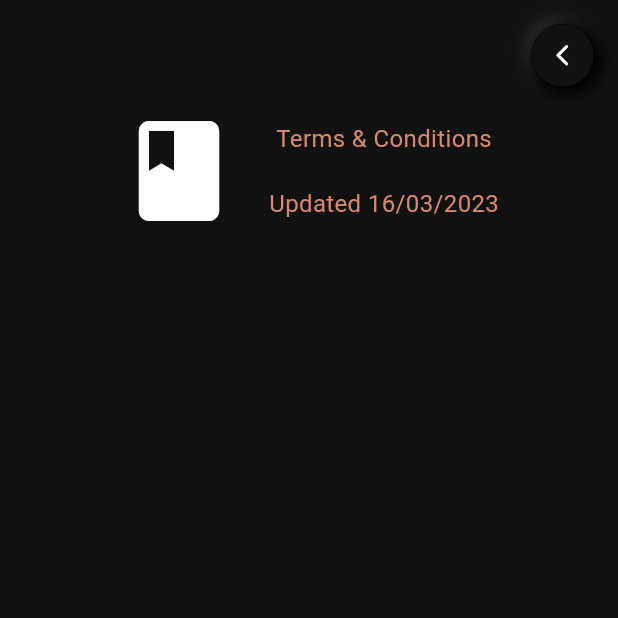
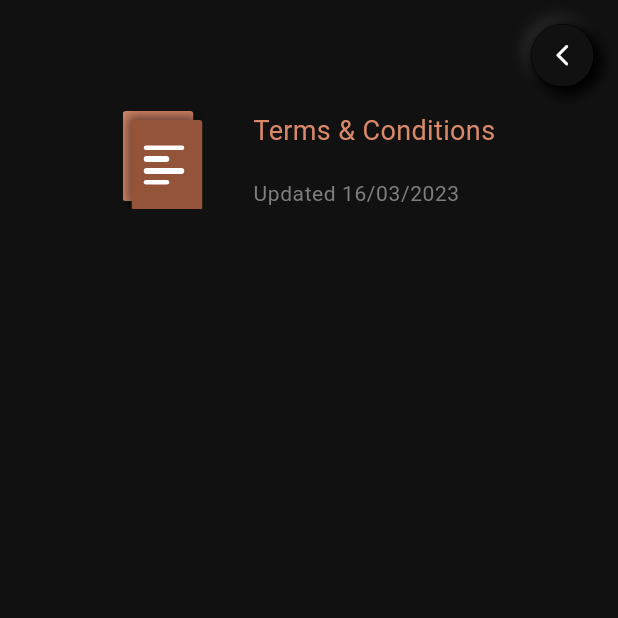
Before and after one commit to tikeshsahu/yuktidea, a Flutter app: the TermsConditions screen opened by its route, on a phone screen of 412 x 824 dp, the top half of it. Run offline on Flutter 3.47's test engine with Material 3 defaults, Android fonts, the phone set to English and light mode, and no system bars; drawn by our look-alikes of flutter_html; our stand-ins replace dio, flutter_svg, get, get_storage, pinput; accounts and stored records are empty; network calls fail; Roboto replaces fonts that are missing (Quicksand).

Commit message:
Minor font changes

```diff
--- a/lib/modules/onboarding/onboarding_controller.dart
+++ b/lib/modules/onboarding/onboarding_controller.dart
@@ -40,10 +40,7 @@ class OnboardingController extends GetxController {
       _countriesData.assignAll(response["data"]["countries"]);
       updateIsLoading(false);
     } catch (e) {
-      CustomSnackBar.showErrorSnackBar(
-        title: AppConstants.error,
-        message: AppConstants.somethingWentWrong,
-      );
+      if (kDebugMode) print(e);
       updateIsLoading(false);
     }
   }
--- a/lib/modules/startup/widgets/terms_conditions.dart
+++ b/lib/modules/startup/widgets/terms_conditions.dart
@@ -12,6 +12,7 @@ class TermsConditions extends StatelessWidget {
   @override
   Widget build(BuildContext context) {
     final controller = Get.find<StartupController>();
+    final TextTheme textTheme = Theme.of(context).textTheme;
     return Scaffold(
       backgroundColor: AppTheme.myColorScheme.secondary,
       body: SafeArea(
@@ -28,27 +29,122 @@ class TermsConditions extends StatelessWidget {
                   ],
                 ),
                 const SizedBox(height: AppDimension.normalPadding),
-                const Row(
+                Row(
                   mainAxisAlignment: MainAxisAlignment.center,
                   children: [
-                    Icon(Icons.book, size: 80),
-                    SizedBox(width: 20),
+                    SizedBox(
+                      width: 55,
+                      height: 65,
+                      child: Stack(
+                        children: [
+                          Container(
+                              width: 47,
+                              height: 60,
+                              decoration: BoxDecoration(
+                                borderRadius: BorderRadius.circular(2),
+                                color: const Color(0xFFD9896A),
+                              )),
+                          Positioned(
+                            top: 6,
+                            left: 6,
+                            child: Container(
+                              width: 47,
+                              height: 60,
+                              decoration: BoxDecoration(
+                                color: const Color(0xFF945439),
+                                borderRadius: BorderRadius.circular(2),
+                                boxShadow: [
+                                  BoxShadow(
+                                    color: const Color(0xFF000000).withOpacity(0.5),
+                                    offset: const Offset(-3, -3),
+                                    blurRadius: 6,
+                                    spreadRadius: 0,
+                                  ),
+                                ],
+                              ),
+                              child: Padding(
+                                padding: const EdgeInsets.only(left: 8),
+                                child: Column(
+                                  mainAxisAlignment: MainAxisAlignment.center,
+                                  crossAxisAlignment: CrossAxisAlignment.start,
+                                  children: [
+                                    Container(
+                                      height: 3,
+                                      width: 27,
+                                      decoration: BoxDecoration(
+                                        color: Colors.white,
+                                        borderRadius: BorderRadius.circular(2),
+                                      ),
+                                    ),
+                                    const SizedBox(height: 4),
+                                    Container(
+                                      height: 4,
+                                      width: 17,
+                                      decoration: BoxDecoration(
+                                        color: Colors.white,
+                                        borderRadius: BorderRadius.circular(2),
+                                      ),
+                                    ),
+                                    const SizedBox(height: 4),
+                                    Container(
+                                      height: 4,
+                                      width: 27,
+                                      decoration: BoxDecoration(
+                                        color: Colors.white,
+                                        borderRadius: BorderRadius.circular(2),
+                                      ),
+                                    ),
+                                    const SizedBox(height: 4),
+                                    Container(
+                                      height: 3,
+                                      width: 17,
+                                      decoration: BoxDecoration(
+                                        color: Colors.white,
+                                        borderRadius: BorderRadius.circular(2),
+                                      ),
+                                    )
+                                  ],
+                                ),
+                              ),
+                            ),
+                          ),
+                        ],
+                      ),
+                    ),
+                    const SizedBox(width: AppDimension.largePadding),
                     Column(
+                      crossAxisAlignment: CrossAxisAlignment.start,
                       children: [
                         Text(
                           "Terms & Conditions",
-                          style: TextStyle(),
+                          style: textTheme.bodyMedium!.copyWith(fontSize: 18),
                         ),
-                        SizedBox(height: 20),
-                        Text(
-                          "Updated 16/03/2023",
-                        ),
+                        const SizedBox(height: 20),
+                        Text("Updated 16/03/2023", style: textTheme.bodySmall!.copyWith(fontSize: 14, color: const Color(0xFF7D7E80))),
                       ],
                     ),
                   ],
                 ),
+                const SizedBox(height: AppDimension.largePadding),
                 Html(
                   data: controller.termsData["content"],
+                  style: {
+                    "h1": Style(
+                      fontWeight: FontWeight.w500,
+                      fontSize: FontSize(16),
+                      color: const Color(0xFFD9896A),
+                    ),
+                    "p": Style(
+                      fontWeight: FontWeight.w400,
+                      fontSize: FontSize(14),
+                      color: Colors.white,
+                    ),
+                    "li": Style(
+                      fontWeight: FontWeight.w400,
+                      fontSize: FontSize(13),
+                      color: Colors.white,
+                    ),
+                  },
                 ),
               ],
             ),
```
